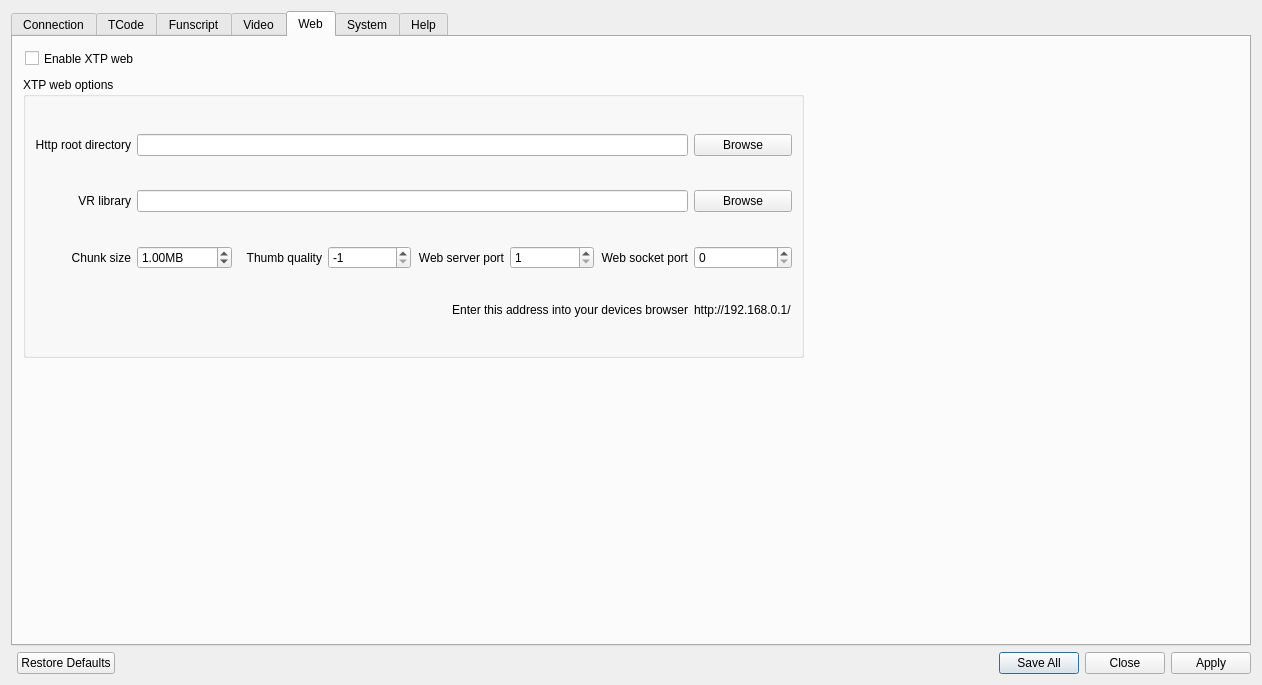
Qt form src/settings.ui (jcfain/XTPlayer) before a commit.
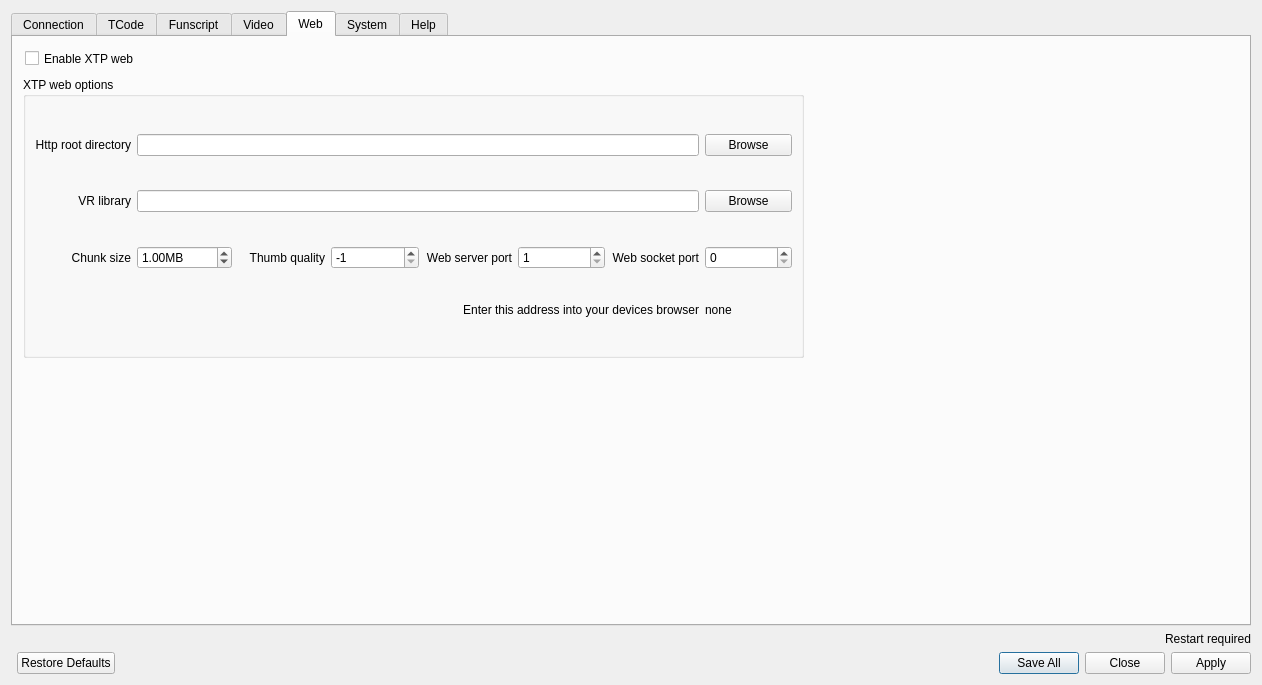
The same form after that commit. The open tabs and pages were chosen to show the change. Icons and pictures are not drawn.

The edit to the form file:
```diff
--- a/src/settings.ui
+++ b/src/settings.ui
@@ -20,7 +20,7 @@
   <property name="modal">
    <bool>true</bool>
   </property>
-  <layout class="QGridLayout" name="gridLayout_2" rowstretch="0,0,0,0,0,0,0">
+  <layout class="QGridLayout" name="gridLayout_2" rowstretch="0,0,0,0,0,0,0,0,0,0">
    <property name="sizeConstraint">
     <enum>QLayout::SetNoConstraint</enum>
    </property>
@@ -37,7 +37,7 @@
      </property>
     </widget>
    </item>
-   <item row="0" column="0" colspan="2">
+   <item row="1" column="0" colspan="2">
     <widget class="QTabWidget" name="settingsTabWidget">
      <property name="enabled">
       <bool>true</bool>
@@ -924,7 +924,7 @@
         <item row="4" column="7">
          <widget class="QLabel" name="webAddressLinkLabel">
           <property name="text">
-           <string>http://192.168.0.1/</string>
+           <string>none</string>
           </property>
           <property name="margin">
            <number>2</number>
@@ -975,7 +975,7 @@
         <rect>
          <x>12</x>
          <y>10</y>
-         <width>301</width>
+         <width>121</width>
          <height>23</height>
         </rect>
        </property>
@@ -1192,6 +1192,19 @@
      </widget>
     </widget>
    </item>
+   <item row="2" column="1">
+    <widget class="QLabel" name="restartRequiredLabel">
+     <property name="text">
+      <string>Restart required</string>
+     </property>
+     <property name="textFormat">
+      <enum>Qt::RichText</enum>
+     </property>
+     <property name="alignment">
+      <set>Qt::AlignRight|Qt::AlignTrailing|Qt::AlignVCenter</set>
+     </property>
+    </widget>
+   </item>
   </layout>
  </widget>
  <resources>
```
Left out of the diff: 2 changed lines with no effect on the pictures.
